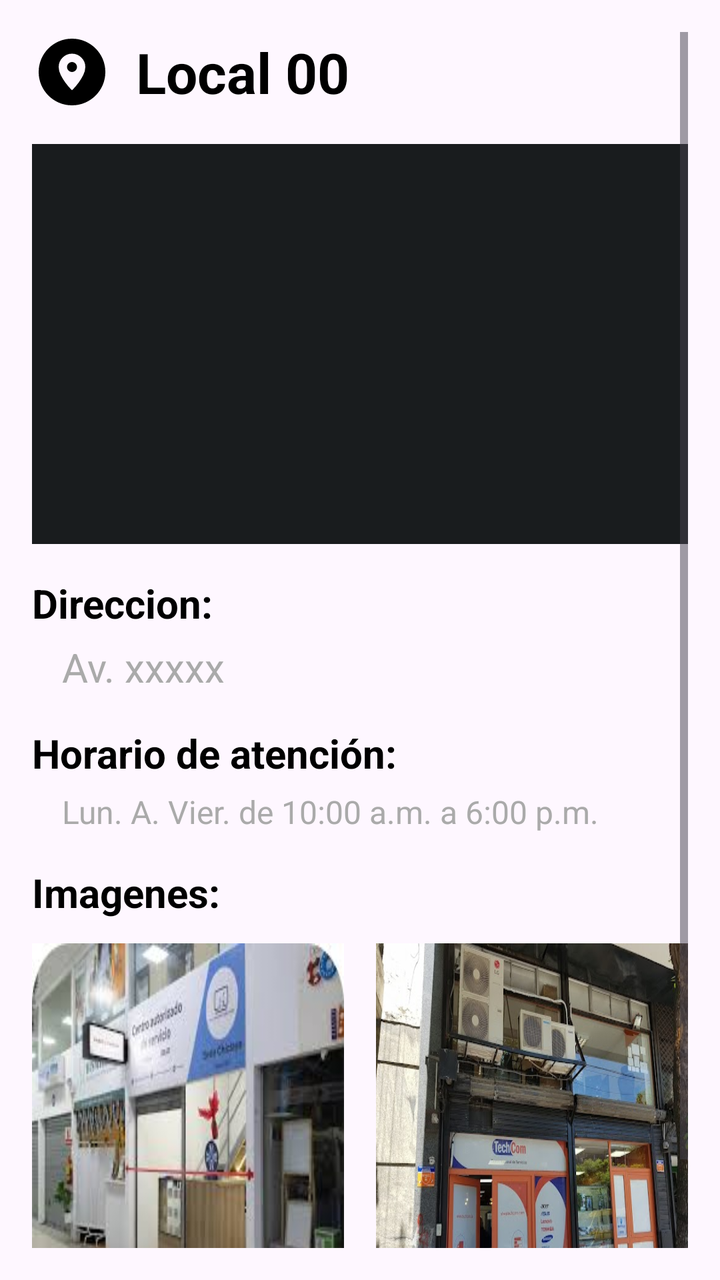
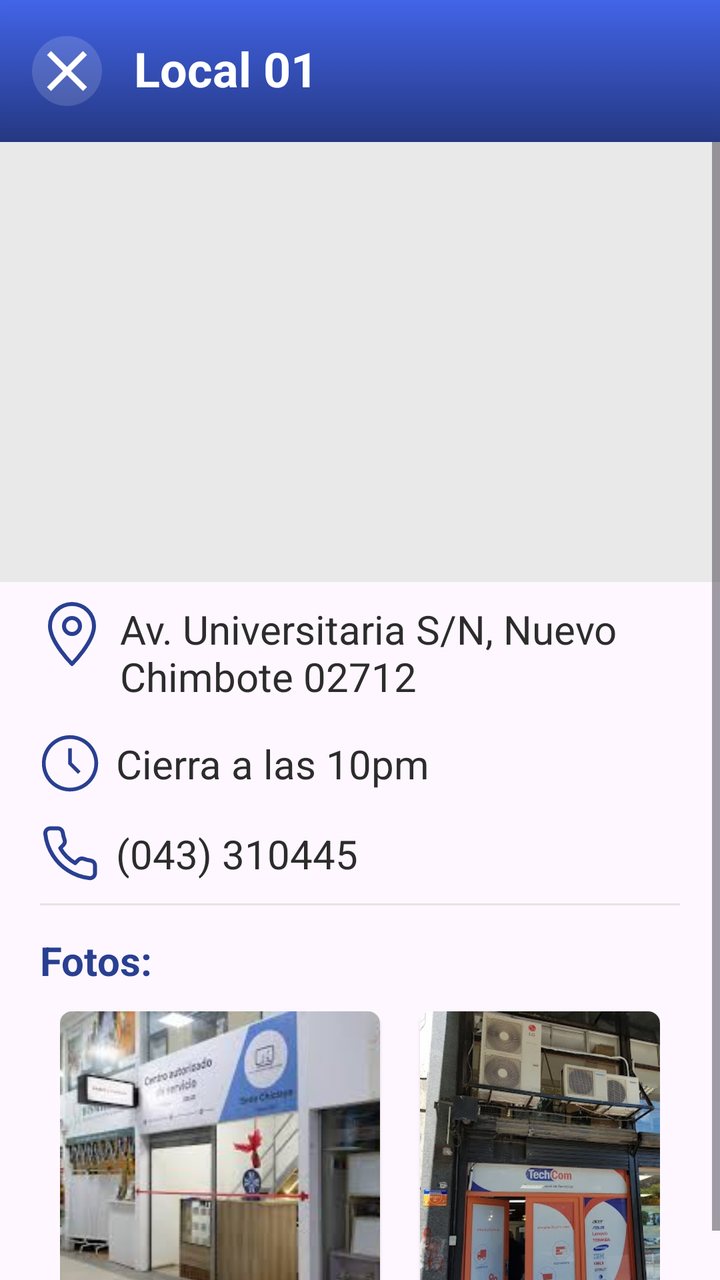

Compare the two renders of this Android layout. The source of the first and the diff that turns it into the second are given below.
<!-- AndroidManifest.xml: application theme Theme.ReparApp -->
<!-- res/layout/fragment_ubication_detail_dialog.xml -->
<?xml version="1.0" encoding="utf-8"?>
<androidx.coordinatorlayout.widget.CoordinatorLayout xmlns:android="http://schemas.android.com/apk/res/android"
    android:layout_width="match_parent"
    android:layout_height="match_parent"
    xmlns:app="http://schemas.android.com/apk/res-auto"
    android:padding="16dp">
    <ScrollView
        android:layout_width="match_parent"
        android:layout_height="match_parent">
        <LinearLayout
            android:layout_width="match_parent"
            android:layout_height="wrap_content"
            android:orientation="vertical">

            <LinearLayout
                android:layout_width="match_parent"
                android:layout_height="wrap_content"
                android:orientation="horizontal"
                android:gravity="center_vertical">

                <ImageView
                    android:layout_width="40dp"
                    android:layout_height="40dp"
                    android:src="@drawable/ic_explore"
                    app:tint="@color/black"
                    android:contentDescription="@string/local_icono_detail"/>

                <TextView
                    android:id="@+id/tv_nombre_local"
                    android:layout_width="wrap_content"
                    android:layout_height="wrap_content"
                    android:text="Local 00"
                    android:textColor="@color/black"
                    android:textSize="28sp"
                    android:textStyle="bold"
                    android:layout_marginStart="12dp"/>
            </LinearLayout>

            <FrameLayout
                android:id="@+id/img_foto_local"
                android:layout_width="match_parent"
                android:layout_height="200dp"
                android:layout_marginTop="16dp"
                android:background="@color/material_dynamic_neutral10"/>

            <TextView
                android:layout_width="wrap_content"
                android:layout_height="wrap_content"
                android:text="Direccion: "
                android:textColor="@color/black"
                android:textSize="20sp"
                android:textStyle="bold"
                android:layout_marginTop="16dp"/>
            <TextView
                android:id="@+id/tv_direccion"
                android:layout_width="wrap_content"
                android:layout_height="wrap_content"
                android:text="Av. xxxxx "
                android:textColor="@android:color/darker_gray"
                android:textSize="20sp"
                android:layout_marginTop="5dp"
                android:layout_marginLeft="15dp"/>


            <TextView
                android:layout_width="wrap_content"
                android:layout_height="wrap_content"
                android:text="Horario de atención:"
                android:textColor="@color/black"
                android:textSize="20sp"
                android:textStyle="bold"
                android:layout_marginTop="16dp"/>
            <TextView
                android:id="@+id/tv_horario"
                android:layout_width="wrap_content"
                android:layout_height="wrap_content"
                android:text="Lun. A. Vier. de 10:00 a.m. a 6:00 p.m. "
                android:textColor="@android:color/darker_gray"
                android:textSize="16sp"
                android:layout_marginTop="5dp"
                android:layout_marginLeft="15dp"/>
                
            <TextView
                android:layout_width="wrap_content"
                android:layout_height="wrap_content"
                android:text="Imagenes: "
                android:textColor="@color/black"
                android:textSize="20sp"
                android:textStyle="bold"
                android:layout_marginTop="16dp"/>
            <LinearLayout
                android:layout_width="match_parent"
                android:layout_height="wrap_content"
                android:orientation="horizontal"
                android:layout_marginTop="12dp">

                <ImageView
                    android:id="@+id/img_local_frontal"
                    android:layout_width="0dp"
                    android:layout_height="200dp"
                    android:layout_weight="1"
                    android:src="@drawable/foto_referencia_1"
                    android:scaleType="fitXY"
                    android:layout_marginEnd="8dp"/>

                <ImageView
                    android:id="@+id/img_local_lateral"
                    android:layout_width="0dp"
                    android:layout_height="200dp"
                    android:layout_weight="1"
                    android:src="@drawable/foto_referencia_2"
                    android:scaleType="fitXY"
                    android:layout_marginStart="8dp"/>
            </LinearLayout>
        </LinearLayout>
    </ScrollView>

</androidx.coordinatorlayout.widget.CoordinatorLayout>
<!-- resources referenced by this layout -->
<resources>
  <color name="black">#FF000000</color>
  <!-- drawable ic_explore (drawable) -->
  <vector xmlns:android="http://schemas.android.com/apk/res/android"
      android:width="24dp"
      android:height="24dp"
      android:viewportWidth="960"
      android:viewportHeight="960">
    <path
        android:pathData="M480,880q-83,0 -156,-31.5T197,763q-54,-54 -85.5,-127T80,480q0,-83 31.5,-156T197,197q54,-54 127,-85.5T480,80q83,0 156,31.5T763,197q54,54 85.5,127T880,480q0,83 -31.5,156T763,763q-54,54 -127,85.5T480,880ZM480,700q45,-45 80,-93 30,-41 55,-90t25,-97q0,-66 -47,-113t-113,-47q-66,0 -113,47t-47,113q0,48 25,97t55,90q35,48 80,93ZM480,480q-25,0 -42.5,-17.5T420,420q0,-25 17.5,-42.5T480,360q25,0 42.5,17.5T540,420q0,25 -17.5,42.5T480,480Z"
        android:fillColor="#e3e3e3"/>
  </vector>
  <string name="local_icono_detail">Icono en la parte superior de ubication_detail_dialog\n</string>
  <!-- unchanged entries left out for length: 4 -->
</resources>

<!-- the commit's change to res/layout/fragment_ubication_detail_dialog.xml (unified diff, before → after) -->
@@ -1,9 +1,50 @@
 <?xml version="1.0" encoding="utf-8"?>
-<androidx.coordinatorlayout.widget.CoordinatorLayout xmlns:android="http://schemas.android.com/apk/res/android"
+<LinearLayout xmlns:android="http://schemas.android.com/apk/res/android"
     android:layout_width="match_parent"
     android:layout_height="match_parent"
     xmlns:app="http://schemas.android.com/apk/res-auto"
-    android:padding="16dp">
+    android:orientation="vertical"
+    >
+
+    <androidx.constraintlayout.widget.ConstraintLayout
+        android:id="@+id/headerLayout"
+        android:layout_width="match_parent"
+        android:layout_height="wrap_content"
+        android:background="@drawable/bg_fondo"
+        android:gravity="center_vertical"
+        android:orientation="horizontal"
+        android:paddingHorizontal="16dp"
+        android:paddingVertical="18dp"
+        >
+
+        <ImageView
+            android:id="@+id/img_flecha_back"
+            android:layout_width="wrap_content"
+            android:layout_height="wrap_content"
+            app:layout_constraintStart_toStartOf="parent"
+            app:layout_constraintTop_toTopOf="parent"
+            app:layout_constraintBottom_toBottomOf="parent"
+            android:src="@drawable/icon_close2"
+            />
+
+        <TextView
+            android:id="@+id/tv_titulo_home"
+            android:layout_width="wrap_content"
+            android:layout_height="wrap_content"
+            android:layout_marginStart="16dp"
+            android:text="Local 01"
+            android:textColor="@android:color/white"
+            android:textSize="24sp"
+            android:textStyle="bold"
+            app:layout_constraintStart_toEndOf="@id/img_flecha_back"
+            app:layout_constraintTop_toTopOf="parent" />
+
+
+
+
+    </androidx.constraintlayout.widget.ConstraintLayout>
+
+
     <ScrollView
         android:layout_width="match_parent"
         android:layout_height="match_parent">
@@ -12,107 +53,170 @@
             android:layout_height="wrap_content"
             android:orientation="vertical">
 
+            <ImageView
+                android:id="@+id/img_foto_local"
+                android:layout_width="match_parent"
+                android:layout_height="220dp"
+                android:background="@color/light_Grey"/>
+
             <LinearLayout
                 android:layout_width="match_parent"
                 android:layout_height="wrap_content"
-                android:orientation="horizontal"
-                android:gravity="center_vertical">
-
-                <ImageView
-                    android:layout_width="40dp"
-                    android:layout_height="40dp"
-                    android:src="@drawable/ic_explore"
-                    app:tint="@color/black"
-                    android:contentDescription="@string/local_icono_detail"/>
+                android:orientation="vertical"
+                android:layout_marginHorizontal="20dp"
+                >
+
+                <androidx.constraintlayout.widget.ConstraintLayout
+                    android:layout_width="match_parent"
+                    android:layout_height="wrap_content"
+                    android:orientation="horizontal"
+                    android:layout_marginTop="10dp"
+                    >
+                    <ImageView
+                        android:id="@+id/icon_local_map"
+                        android:layout_width="wrap_content"
+                        android:layout_height="wrap_content"
+                        android:src="@drawable/icon_location"
+                        app:layout_constraintStart_toStartOf="parent"
+                        app:layout_constraintTop_toTopOf="parent"
+                        />
+                    <TextView
+                        android:id="@+id/tv_direccion"
+                        android:layout_width="0dp"
+                        android:layout_height="match_parent"
+                        android:text="Av. Universitaria S/N, Nuevo Chimbote 02712"
+                        android:textColor="#2C2C2C"
+                        android:textSize="20sp"
+                        android:layout_marginStart="8dp"
+                        app:layout_constraintStart_toEndOf="@id/icon_local_map"
+                        app:layout_constraintTop_toTopOf="parent"
+                        app:layout_constraintBottom_toBottomOf="parent"
+                        app:layout_constraintEnd_toEndOf="parent"
+                        />
+
+                </androidx.constraintlayout.widget.ConstraintLayout>
+                <androidx.constraintlayout.widget.ConstraintLayout
+                    android:layout_width="wrap_content"
+                    android:layout_height="wrap_content"
+                    android:orientation="horizontal"
+                    android:layout_marginTop="15dp"
+                    >
+                    <ImageView
+                        android:id="@+id/icon_time"
+                        android:layout_width="wrap_content"
+                        android:layout_height="wrap_content"
+                        android:src="@drawable/icon_time"
+                        app:layout_constraintStart_toStartOf="parent"
+                        app:layout_constraintTop_toTopOf="parent"
+                        />
+                    <TextView
+                        android:id="@+id/tv_horario_laboral"
+                        android:layout_width="wrap_content"
+                        android:layout_height="match_parent"
+                        android:text="Cierra a las 10pm"
+                        android:textColor="#2C2C2C"
+                        android:textSize="20sp"
+                        android:layout_marginStart="8dp"
+                        app:layout_constraintStart_toEndOf="@id/icon_time"
+                        app:layout_constraintTop_toTopOf="parent"
+                        app:layout_constraintBottom_toBottomOf="parent"
+                        />
+
+                </androidx.constraintlayout.widget.ConstraintLayout>
+                <androidx.constraintlayout.widget.ConstraintLayout
+                    android:layout_width="match_parent"
+                    android:layout_height="wrap_content"
+                    android:orientation="horizontal"
+                    android:layout_marginTop="15dp"
+                    >
+                    <ImageView
+                        android:id="@+id/icon_telefono"
+                        android:layout_width="wrap_content"
+                        android:layout_height="wrap_content"
+                        android:src="@drawable/icon_phone"
+                        app:layout_constraintStart_toStartOf="parent"
+                        app:layout_constraintTop_toTopOf="parent"
+                        />
+                    <TextView
+                        android:id="@+id/tv_telefono"
+                        android:layout_width="0dp"
+                        android:layout_height="match_parent"
+                        android:text="(043) 310445"
+                        android:textColor="#2C2C2C"
+                        android:textSize="20sp"
+                        android:layout_marginStart="8dp"
+                        app:layout_constraintStart_toEndOf="@id/icon_telefono"
+                        app:layout_constraintTop_toTopOf="parent"
+                        app:layout_constraintBottom_toBottomOf="parent"
+                        app:layout_constraintEnd_toEndOf="parent"
+                        />
+
+                </androidx.constraintlayout.widget.ConstraintLayout>
+
+                <View
+                    android:id="@+id/v_linea"
+                    android:layout_width="match_parent"
+                    android:layout_height="1dp"
+                    android:background="#E4E4E4"
+                    android:layout_marginVertical="10dp"
+                    />
 
                 <TextView
-                    android:id="@+id/tv_nombre_local"
                     android:layout_width="wrap_content"
                     android:layout_height="wrap_content"
-                    android:text="Local 00"
-                    android:textColor="@color/black"
-                    android:textSize="28sp"
+                    android:text="Fotos:"
+                    android:textColor="#293F91"
+                    android:textSize="20sp"
                     android:textStyle="bold"
-                    android:layout_marginStart="12dp"/>
+                    android:layout_marginTop="4dp"
+                    />
+
+                <LinearLayout
+                    android:layout_width="match_parent"
+                    android:layout_height="wrap_content"
+                    android:orientation="horizontal"
+                    android:layout_marginHorizontal="10dp"
+                    android:gravity="center"
+                    android:layout_marginTop="12dp">
+
+                    <androidx.cardview.widget.CardView
+                        android:layout_width="wrap_content"
+                        android:layout_height="wrap_content"
+                        android:layout_marginEnd="20dp"
+                        app:cardCornerRadius="6dp"
+                        app:cardElevation="1dp"
+                        >
+                        <ImageView
+                            android:id="@+id/img_local_frontal"
+                            android:layout_width="160dp"
+                            android:layout_height="160dp"
+                            android:src="@drawable/foto_referencia_1"
+                            android:scaleType="centerCrop"
+                            />
+
+                    </androidx.cardview.widget.CardView>
+
+
+                    <androidx.cardview.widget.CardView
+                        android:layout_width="wrap_content"
+                        android:layout_height="wrap_content"
+                        app:cardCornerRadius="6dp"
+                        app:cardElevation="1dp"
+                        >
+                        <ImageView
+                            android:id="@+id/img_local_frontal2"
+                            android:layout_width="160dp"
+                            android:layout_height="160dp"
+                            android:layout_weight="1"
+                            android:src="@drawable/foto_referencia_2"
+                            android:scaleType="centerCrop"
+                            />
+
+                    </androidx.cardview.widget.CardView>
+                </LinearLayout>
             </LinearLayout>
 
-            <FrameLayout
-                android:id="@+id/img_foto_local"
-                android:layout_width="match_parent"
-                android:layout_height="200dp"
-                android:layout_marginTop="16dp"
-                android:background="@color/material_dynamic_neutral10"/>
-
-            <TextView
-                android:layout_width="wrap_content"
-                android:layout_height="wrap_content"
-                android:text="Direccion: "
-                android:textColor="@color/black"
-                android:textSize="20sp"
-                android:textStyle="bold"
-                android:layout_marginTop="16dp"/>
-            <TextView
-                android:id="@+id/tv_direccion"
-                android:layout_width="wrap_content"
-                android:layout_height="wrap_content"
-                android:text="Av. xxxxx "
-                android:textColor="@android:color/darker_gray"
-                android:textSize="20sp"
-                android:layout_marginTop="5dp"
-                android:layout_marginLeft="15dp"/>
-
-
-            <TextView
-                android:layout_width="wrap_content"
-                android:layout_height="wrap_content"
-                android:text="Horario de atención:"
-                android:textColor="@color/black"
-                android:textSize="20sp"
-                android:textStyle="bold"
-                android:layout_marginTop="16dp"/>
-            <TextView
-                android:id="@+id/tv_horario"
-                android:layout_width="wrap_content"
-                android:layout_height="wrap_content"
-                android:text="Lun. A. Vier. de 10:00 a.m. a 6:00 p.m. "
-                android:textColor="@android:color/darker_gray"
-                android:textSize="16sp"
-                android:layout_marginTop="5dp"
-                android:layout_marginLeft="15dp"/>
-                
-            <TextView
-                android:layout_width="wrap_content"
-                android:layout_height="wrap_content"
-                android:text="Imagenes: "
-                android:textColor="@color/black"
-                android:textSize="20sp"
-                android:textStyle="bold"
-                android:layout_marginTop="16dp"/>
-            <LinearLayout
-                android:layout_width="match_parent"
-                android:layout_height="wrap_content"
-                android:orientation="horizontal"
-                android:layout_marginTop="12dp">
-
-                <ImageView
-                    android:id="@+id/img_local_frontal"
-                    android:layout_width="0dp"
-                    android:layout_height="200dp"
-                    android:layout_weight="1"
-                    android:src="@drawable/foto_referencia_1"
-                    android:scaleType="fitXY"
-                    android:layout_marginEnd="8dp"/>
-
-                <ImageView
-                    android:id="@+id/img_local_lateral"
-                    android:layout_width="0dp"
-                    android:layout_height="200dp"
-                    android:layout_weight="1"
-                    android:src="@drawable/foto_referencia_2"
-                    android:scaleType="fitXY"
-                    android:layout_marginStart="8dp"/>
-            </LinearLayout>
         </LinearLayout>
     </ScrollView>
 
-</androidx.coordinatorlayout.widget.CoordinatorLayout>
+</LinearLayout>
<!-- resource entries referenced after the edit -->
@@ -1,17 +1,83 @@
 <!-- resources referenced by this layout -->
 <resources>
-  <color name="black">#FF000000</color>
-  <!-- drawable ic_explore (drawable) -->
+  <color name="light_Grey">#E9E9E9</color>
+  <!-- drawable bg_fondo (drawable) -->
+  <?xml version="1.0" encoding="utf-8"?>
+  <selector xmlns:android="http://schemas.android.com/apk/res/android">
+      <item>
+          <shape android:shape="rectangle">
+              <gradient
+                  android:type="linear"
+                  android:angle="270"
+                  android:startColor="#4264E8"
+                  android:endColor="#253882" />
+          </shape>
+      </item>
+  </selector>
+  <!-- drawable icon_close2 (drawable) -->
   <vector xmlns:android="http://schemas.android.com/apk/res/android"
-      android:width="24dp"
-      android:height="24dp"
-      android:viewportWidth="960"
-      android:viewportHeight="960">
+      android:width="35dp"
+      android:height="35dp"
+      android:viewportWidth="35"
+      android:viewportHeight="35">
     <path
-        android:pathData="M480,880q-83,0 -156,-31.5T197,763q-54,-54 -85.5,-127T80,480q0,-83 31.5,-156T197,197q54,-54 127,-85.5T480,80q83,0 156,31.5T763,197q54,54 85.5,127T880,480q0,83 -31.5,156T763,763q-54,54 -127,85.5T480,880ZM480,700q45,-45 80,-93 30,-41 55,-90t25,-97q0,-66 -47,-113t-113,-47q-66,0 -113,47t-47,113q0,48 25,97t55,90q35,48 80,93ZM480,480q-25,0 -42.5,-17.5T420,420q0,-25 17.5,-42.5T480,360q25,0 42.5,17.5T540,420q0,25 -17.5,42.5T480,480Z"
-        android:fillColor="#e3e3e3"/>
+        android:pathData="M17.5,0L17.5,0A17.5,17.5 0,0 1,35 17.5L35,17.5A17.5,17.5 0,0 1,17.5 35L17.5,35A17.5,17.5 0,0 1,0 17.5L0,17.5A17.5,17.5 0,0 1,17.5 0z"
+        android:fillColor="#ffffff"
+        android:fillAlpha="0.15"/>
+    <path
+        android:pathData="M9.5,27.5L7.5,25.5L15.5,17.5L7.5,9.5L9.5,7.5L17.5,15.5L25.5,7.5L27.5,9.5L19.5,17.5L27.5,25.5L25.5,27.5L17.5,19.5L9.5,27.5Z"
+        android:fillColor="#ffffff"/>
   </vector>
-  <string name="local_icono_detail">Icono en la parte superior de ubication_detail_dialog\n</string>
+  <!-- drawable icon_location (drawable) -->
+  <vector xmlns:android="http://schemas.android.com/apk/res/android"
+      android:width="32dp"
+      android:height="32dp"
+      android:viewportWidth="32"
+      android:viewportHeight="32">
+    <path
+        android:pathData="M27,12C27,5.925 22.075,1 16,1C9.925,1 5,5.925 5,12C5,20 16,31 16,31C16,31 27,20 27,12Z"
+        android:strokeLineJoin="round"
+        android:strokeWidth="2"
+        android:fillColor="#00000000"
+        android:strokeColor="#293F91"/>
+    <path
+        android:pathData="M16,16C18.209,16 20,14.209 20,12C20,9.791 18.209,8 16,8C13.791,8 12,9.791 12,12C12,14.209 13.791,16 16,16Z"
+        android:strokeLineJoin="round"
+        android:strokeWidth="2"
+        android:fillColor="#00000000"
+        android:strokeColor="#293F91"/>
+  </vector>
+  <!-- drawable icon_phone (drawable) -->
+  <vector xmlns:android="http://schemas.android.com/apk/res/android"
+      android:width="30dp"
+      android:height="30dp"
+      android:viewportWidth="30"
+      android:viewportHeight="30">
+    <path
+        android:pathData="M27.5,21.15V24.9C27.501,25.248 27.43,25.593 27.291,25.912C27.151,26.231 26.947,26.517 26.69,26.752C26.434,26.988 26.131,27.167 25.801,27.278C25.471,27.39 25.122,27.431 24.775,27.4C20.928,26.982 17.234,25.668 13.988,23.563C10.967,21.643 8.407,19.083 6.487,16.063C4.375,12.802 3.06,9.089 2.65,5.225C2.619,4.879 2.66,4.531 2.771,4.202C2.881,3.873 3.059,3.571 3.293,3.315C3.527,3.058 3.812,2.853 4.13,2.713C4.447,2.573 4.79,2.5 5.137,2.5H8.887C9.494,2.494 10.082,2.709 10.542,3.104C11.002,3.5 11.303,4.049 11.387,4.65C11.546,5.85 11.839,7.028 12.262,8.163C12.431,8.61 12.467,9.096 12.367,9.564C12.268,10.031 12.036,10.46 11.7,10.8L10.113,12.387C11.892,15.517 14.483,18.108 17.612,19.888L19.2,18.3C19.54,17.964 19.969,17.732 20.436,17.633C20.904,17.533 21.39,17.569 21.837,17.737C22.972,18.161 24.15,18.454 25.35,18.612C25.957,18.698 26.512,19.004 26.908,19.472C27.305,19.94 27.515,20.537 27.5,21.15Z"
+        android:strokeLineJoin="round"
+        android:strokeWidth="2"
+        android:fillColor="#00000000"
+        android:strokeColor="#293F91"
+        android:strokeLineCap="round"/>
+  </vector>
+  <!-- drawable icon_time (drawable) -->
+  <vector xmlns:android="http://schemas.android.com/apk/res/android"
+      android:width="30dp"
+      android:height="30dp"
+      android:viewportWidth="30"
+      android:viewportHeight="30">
+    <group>
+      <clip-path
+          android:pathData="M0,0h30v30h-30z"/>
+      <path
+          android:pathData="M15,29.063C12.219,29.063 9.5,28.238 7.187,26.692C4.875,25.147 3.072,22.951 2.008,20.382C0.944,17.812 0.665,14.984 1.208,12.257C1.75,9.529 3.09,7.023 5.056,5.056C7.023,3.09 9.529,1.75 12.257,1.208C14.984,0.665 17.812,0.944 20.382,2.008C22.951,3.072 25.147,4.875 26.692,7.187C28.238,9.5 29.063,12.219 29.063,15C29.063,18.73 27.581,22.306 24.944,24.944C22.306,27.581 18.73,29.063 15,29.063ZM15,2.813C12.59,2.813 10.233,3.527 8.229,4.866C6.225,6.206 4.663,8.109 3.74,10.336C2.818,12.563 2.576,15.014 3.047,17.378C3.517,19.742 4.678,21.913 6.382,23.618C8.087,25.322 10.258,26.483 12.622,26.953C14.986,27.424 17.437,27.182 19.664,26.26C21.891,25.337 23.794,23.775 25.133,21.771C26.473,19.767 27.188,17.41 27.188,15C27.188,11.768 25.903,8.668 23.618,6.382C21.332,4.097 18.232,2.813 15,2.813Z"
+          android:fillColor="#293F91"/>
+      <path
+          android:pathData="M18.975,20.306L14.334,15.666C14.248,15.578 14.179,15.474 14.132,15.36C14.085,15.246 14.062,15.123 14.063,15V7.5H15.938V14.616L20.306,18.975L18.975,20.306Z"
+          android:fillColor="#293F91"/>
+    </group>
+  </vector>
   <!-- unchanged entries left out for length: 4 -->
 </resources>
 
